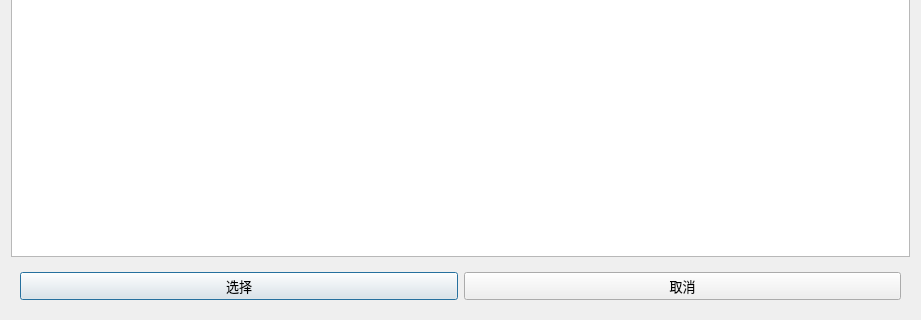
Old version of the form src/form/daoconfigform.ui in the repository Meha555/OS_demo; both pictures show x 0 to 921 and y 239 to 559 of the 921 by 559 pixel window.
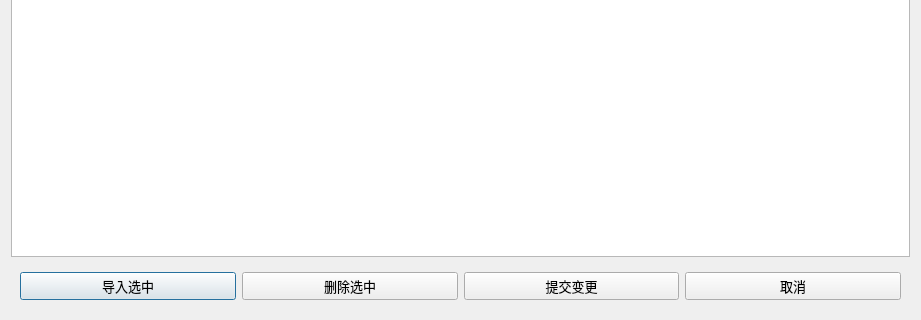
New version of the form. Custom widgets are drawn as their Qt base class.

Patch:
```diff
--- a/src/form/daoconfigform.ui
+++ b/src/form/daoconfigform.ui
@@ -45,7 +45,33 @@
          </font>
         </property>
         <property name="text">
-         <string>选择</string>
+         <string>导入选中</string>
+        </property>
+       </widget>
+      </item>
+      <item>
+       <widget class="QtMaterialRaisedButton" name="btnDelete">
+        <property name="font">
+         <font>
+          <family>华文中宋</family>
+          <pointsize>10</pointsize>
+         </font>
+        </property>
+        <property name="text">
+         <string>删除选中</string>
+        </property>
+       </widget>
+      </item>
+      <item>
+       <widget class="QtMaterialRaisedButton" name="btnSubmit">
+        <property name="font">
+         <font>
+          <family>华文中宋</family>
+          <pointsize>10</pointsize>
+         </font>
+        </property>
+        <property name="text">
+         <string>提交变更</string>
         </property>
        </widget>
       </item>
```
